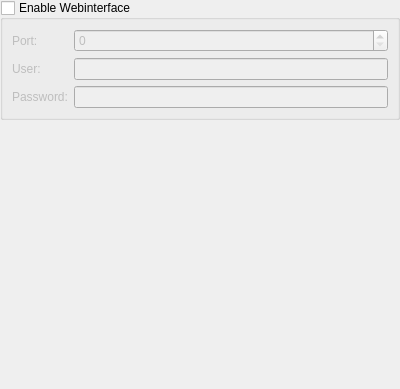
The window that conf/dlgwebinterface.ui (KDE/kget) describes before a commit, drawn with Qt 5.
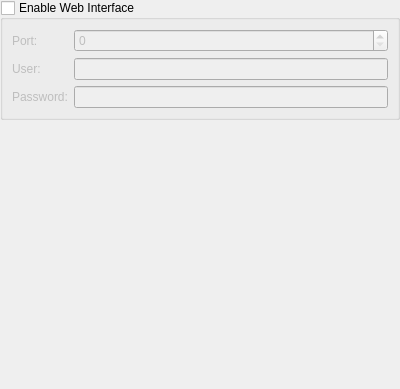
The same window after the commit. Custom widgets are drawn as their Qt base class.

Diff of the .ui file:
```diff
--- a/conf/dlgwebinterface.ui
+++ b/conf/dlgwebinterface.ui
@@ -16,7 +16,7 @@
    <item>
     <widget class="QGroupBox" name="kcfg_WebinterfaceEnabled" >
      <property name="title" >
-      <string>Enable Webinterface</string>
+      <string>Enable Web Interface</string>
      </property>
      <property name="checkable" >
       <bool>true</bool>
```
